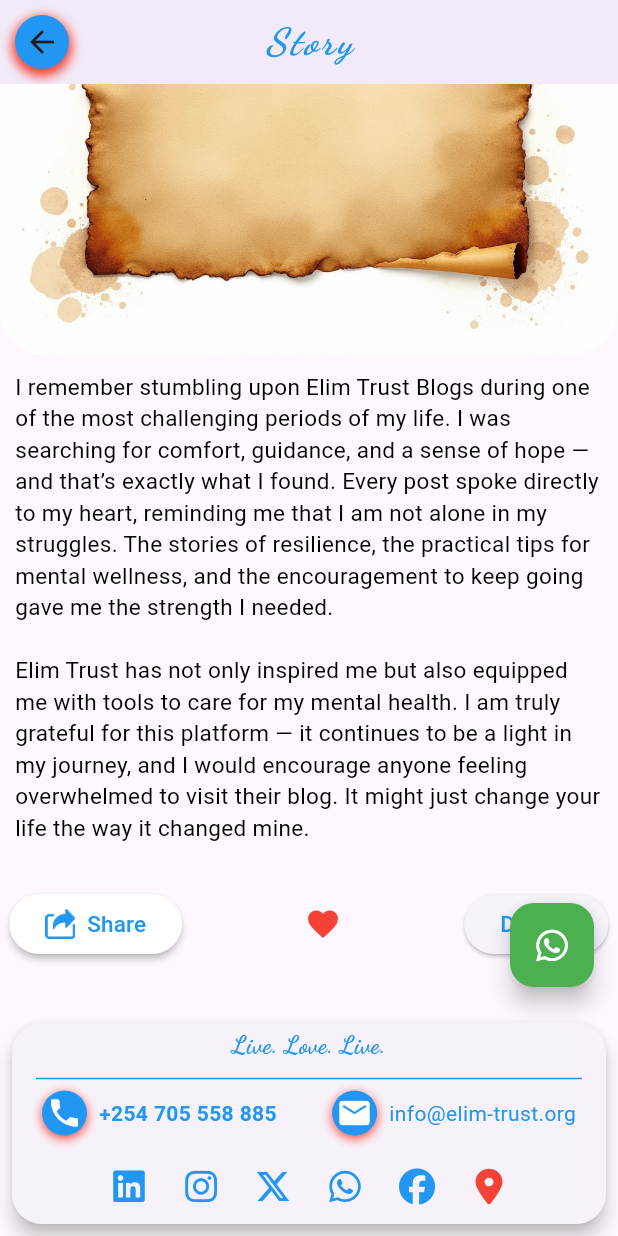
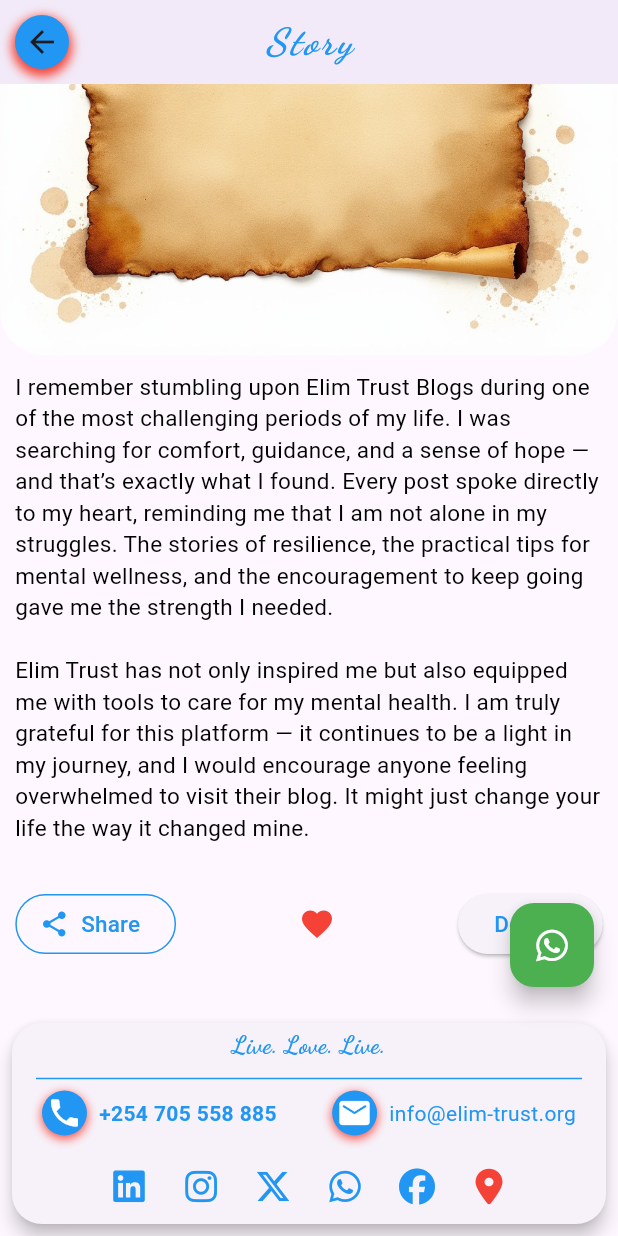
Before and after one commit to Yvonne-Wanja-1/appy, a Flutter app: the Readmoreblogs screen opened by its route, scrolled down 272 dp, after a tap on "Share", on a phone screen of 412 x 824 dp. Run offline on Flutter 3.47's test engine with Material 3 defaults, Android fonts, the phone set to English and light mode, and no system bars; our stand-ins replace animated_text_kit, curved_navigation_bar, font_awesome_flutter, google_fonts, image_cropper, image_picker and 3 more.

Commit message:
added functionality for the share button

```diff
--- a/appy/lib/pages/pages/readmoreblogs.dart
+++ b/appy/lib/pages/pages/readmoreblogs.dart
@@ -94,43 +94,39 @@
               mainAxisAlignment: MainAxisAlignment.center, // Center the row
               crossAxisAlignment: CrossAxisAlignment.center,
               children: [
-                ElevatedButton(
+                // Replaced ElevatedButton with OutlinedButton.icon for a cleaner look.
+                OutlinedButton.icon(
                   onPressed: () {
+                    // The title of the blog post to be shared.
+                    // In a real app, this would be passed dynamically to the widget.
                     const String blogTitle =
-                        '🌱 Prioritizing Mental Health: A Call for Awareness and Action';
+                        'A Testimony of Hope and Healing';
+                    // The main content of the blog post.
                     const String blogContent =
                         '''I remember stumbling upon Elim Trust Blogs during one of the most challenging periods of my life. I was searching for comfort, guidance, and a sense of hope — and that’s exactly what I found. Every post spoke directly to my heart, reminding me that I am not alone in my struggles. The stories of resilience, the practical tips for mental wellness, and the encouragement to keep going gave me the strength I needed.
 
 Elim Trust has not only inspired me but also equipped me with tools to care for my mental health. I am truly grateful for this platform — it continues to be a light in my journey, and I would encourage anyone feeling overwhelmed to visit their blog. It might just change your life the way it changed mine.''';
-                    // You can replace this with the actual URL of the blog post
-                    const String blogUrl = 'https://elim-trust.org/blogs';
+                    // A placeholder URL for the blog post.
+                    const String blogUrl = 'https://elim-trust.org/blogs/testimony-of-hope';
+                    // Construct the full text to be shared.
                     final String shareText =
                         '$blogTitle\n\n$blogContent\n\nRead more at: $blogUrl';
 
+                    // Use the share_plus package to trigger the native sharing dialog.
                     Share.share(shareText, subject: blogTitle);
                   },
-                  style: ElevatedButton.styleFrom(
-                    backgroundColor: Colors.white,
-                    elevation: 2,
+                  // Use a standard share icon for consistency.
+                  icon: const Icon(Icons.share, color: Colors.blue, size: 20),
+                  label: const Text(
+                    'Share',
+                    style: TextStyle(
+                      color: Colors.blue,
+                      fontSize: 15,
+                    ),
                   ),
-                  child: Row(
-                    mainAxisSize: MainAxisSize.min,
-                    children: [
-                      Image.asset(
-                        'images/share.png',
-                        height: 20,
-                        width: 20,
-                        color: Colors.blue,
-                      ),
-                      const SizedBox(width: 8),
-                      const Text(
-                        'Share',
-                        style: TextStyle(
-                          color: Colors.blue,
-                          fontSize: 15,
-                        ),
-                      ),
-                    ],
+                  // Style the button to have a blue outline.
+                  style: OutlinedButton.styleFrom(
+                    side: const BorderSide(color: Colors.blue),
                   ),
                 ),
           SizedBox(width: 70,),
```
